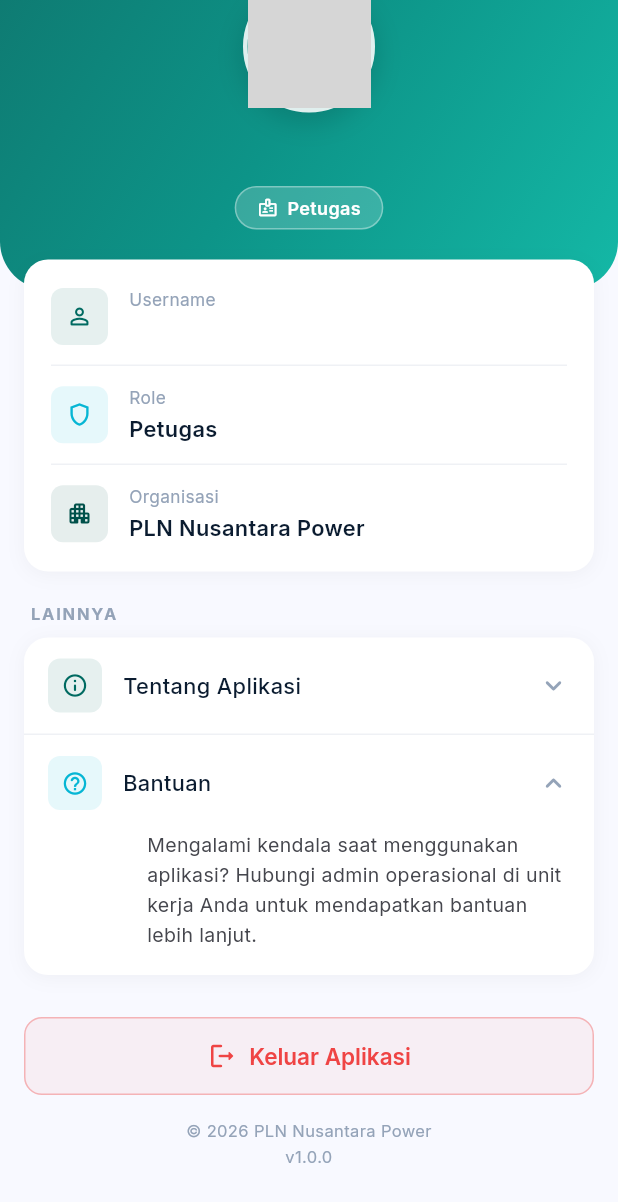
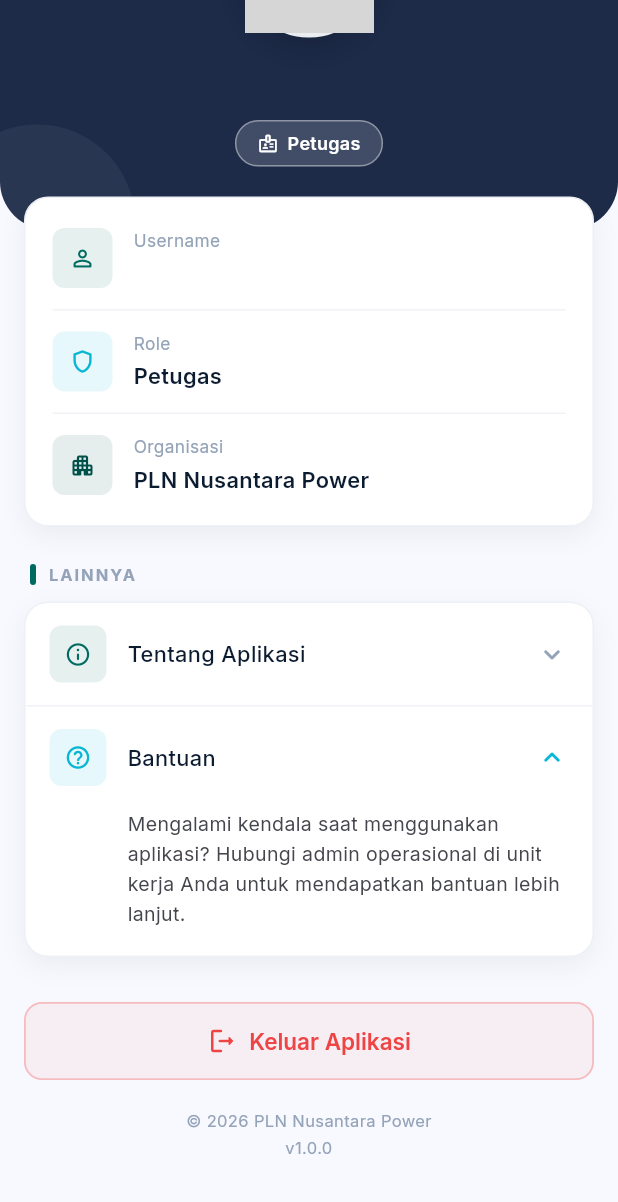
Before and after one commit to tuyulcode/operasional_app, a Flutter app: the ProfileScreen screen opened directly, on a phone screen of 412 x 824 dp. Shown: the top 1202 px of the screen. Run offline on Flutter 3.47's test engine with Material 3 defaults, Android fonts, the phone set to English and light mode, and no system bars; our stand-ins replace dio, google_fonts, image_picker, month_picker_dialog, shared_preferences, video_player; accounts and stored records are empty; network calls fail; grey boxes are pictures that could not be loaded.

Commit message:
style: polish tampilan profile screen

```diff
--- a/flutter_app/lib/screens/profile/profile_screen.dart
+++ b/flutter_app/lib/screens/profile/profile_screen.dart
@@ -60,9 +60,39 @@ class _ProfileScreenState extends State<ProfileScreen> {
                 ),
                 child: Container(
                   decoration: const BoxDecoration(
-                    gradient: AppTheme.headerGradient,
+                    color: Color(0xFF1D2B49),
                   ),
-                  padding: const EdgeInsets.fromLTRB(20, 12, 20, 40),
+                  child: Stack(
+                    children: [
+                      // Dekorasi lingkaran halus di background untuk
+                      // memberi kedalaman tanpa ramai.
+                      Positioned(
+                        top: -46,
+                        right: -34,
+                        child: Container(
+                          width: 150,
+                          height: 150,
+                          decoration: BoxDecoration(
+                            shape: BoxShape.circle,
+                            color: Colors.white.withValues(alpha: 0.06),
+                          ),
+                        ),
+                      ),
+                      Positioned(
+                        bottom: -60,
+                        left: -40,
+                        child: Container(
+                          width: 130,
+                          height: 130,
+                          decoration: BoxDecoration(
+                            shape: BoxShape.circle,
+                            color: Colors.white.withValues(alpha: 0.05),
+                          ),
+                        ),
+                      ),
+
+                      Padding(
+                        padding: const EdgeInsets.fromLTRB(20, 12, 20, 42),
                         child: Column(
                           children: [
                             // Top row
@@ -74,8 +104,15 @@ class _ProfileScreenState extends State<ProfileScreen> {
                                     width: 36,
                                     height: 36,
                                     decoration: BoxDecoration(
-                                color: Colors.white.withValues(alpha: 0.18),
-                                borderRadius: BorderRadius.circular(10),
+                                      color: Colors.white.withValues(
+                                        alpha: 0.16,
+                                      ),
+                                      borderRadius: BorderRadius.circular(11),
+                                      border: Border.all(
+                                        color: Colors.white.withValues(
+                                          alpha: 0.14,
+                                        ),
+                                      ),
                                     ),
                                     child: const Icon(
                                       Icons.arrow_back_rounded,
@@ -91,35 +128,43 @@ class _ProfileScreenState extends State<ProfileScreen> {
                                     style: GoogleFonts.inter(
                                       fontSize: 12,
                                       fontWeight: FontWeight.w700,
-                                letterSpacing: 2,
-                                color: Colors.white.withValues(alpha: 0.9),
+                                      letterSpacing: 2.4,
+                                      color: Colors.white.withValues(
+                                        alpha: 0.92,
+                                      ),
                                     ),
                                   ),
                                 ),
                                 const SizedBox(width: 36),
                               ],
                             ),
-                      const SizedBox(height: 20),
+                            const SizedBox(height: 22),
 
                             // Avatar
                             Stack(
                               clipBehavior: Clip.none,
                               children: [
                                 Container(
-                            width: 88,
-                            height: 88,
+                                  width: 92,
+                                  height: 92,
                                   decoration: BoxDecoration(
-                              color: Colors.white.withValues(alpha: 0.15),
+                                    color: Colors.white.withValues(
+                                      alpha: 0.15,
+                                    ),
                                     shape: BoxShape.circle,
                                     border: Border.all(
-                                color: Colors.white.withValues(alpha: 0.85),
+                                      color: Colors.white.withValues(
+                                        alpha: 0.9,
+                                      ),
                                       width: 3,
                                     ),
                                     boxShadow: [
                                       BoxShadow(
-                                  color: Colors.black.withValues(alpha: 0.15),
-                                  blurRadius: 16,
-                                  offset: const Offset(0, 6),
+                                        color: Colors.black.withValues(
+                                          alpha: 0.18,
+                                        ),
+                                        blurRadius: 20,
+                                        offset: const Offset(0, 8),
                                       ),
                                     ],
                                   ),
@@ -132,34 +177,35 @@ class _ProfileScreenState extends State<ProfileScreen> {
                                         )
                                       : const Icon(
                                           Icons.person_rounded,
-                                    size: 44,
+                                          size: 46,
                                           color: Colors.white,
                                         ),
                                 ),
                               ],
                             ),
-                      const SizedBox(height: 14),
+                            const SizedBox(height: 16),
                             Text(
                               user?.username ?? '-',
                               style: GoogleFonts.inter(
-                          fontSize: 20,
+                                fontSize: 21,
                                 fontWeight: FontWeight.w700,
                                 color: Colors.white,
+                                letterSpacing: -0.2,
                               ),
                             ),
-                      const SizedBox(height: 6),
+                            const SizedBox(height: 8),
                             Container(
                               padding: const EdgeInsets.symmetric(
                                 horizontal: 14,
-                          vertical: 5,
+                                vertical: 6,
                               ),
                               decoration: BoxDecoration(
-                          color: Colors.white.withValues(alpha: 0.18),
+                                color: Colors.white.withValues(alpha: 0.16),
                                 borderRadius: BorderRadius.circular(
                                   AppTheme.radiusFull,
                                 ),
                                 border: Border.all(
-                            color: Colors.white.withValues(alpha: 0.35),
+                                  color: Colors.white.withValues(alpha: 0.4),
                                 ),
                               ),
                               child: Row(
@@ -179,6 +225,10 @@ class _ProfileScreenState extends State<ProfileScreen> {
                                       fontSize: 12,
                                       fontWeight: FontWeight.w600,
                                       color: Colors.white,
+                                      letterSpacing: 0.2,
+                                    ),
+                                  ),
+                                ],
                               ),
                             ),
                           ],
@@ -191,9 +241,9 @@ class _ProfileScreenState extends State<ProfileScreen> {
 
               // ── Body ──
               Transform.translate(
-                offset: const Offset(0, -20),
+                offset: const Offset(0, -22),
                 child: Padding(
-                  padding: const EdgeInsets.fromLTRB(16, 0, 16, 24),
+                  padding: const EdgeInsets.fromLTRB(16, 0, 16, 28),
                   child: Column(
                     crossAxisAlignment: CrossAxisAlignment.stretch,
                     children: [
@@ -208,7 +258,16 @@ class _ProfileScreenState extends State<ProfileScreen> {
                           borderRadius: BorderRadius.circular(
                             AppTheme.radiusLg,
                           ),
-                          boxShadow: AppTheme.cardShadow,
+                          border: Border.all(
+                            color: const Color(0xFFEDF0F5),
+                          ),
+                          boxShadow: [
+                            BoxShadow(
+                              color: Colors.black.withValues(alpha: 0.05),
+                              blurRadius: 14,
+                              offset: const Offset(0, 6),
+                            ),
+                          ],
                         ),
                         child: Column(
                           children: [
@@ -218,14 +277,20 @@ class _ProfileScreenState extends State<ProfileScreen> {
                               user?.username ?? '-',
                               AppTheme.primary,
                             ),
-                            const Divider(height: 1),
+                            Divider(
+                              height: 1,
+                              color: const Color(0xFFF0F2F6),
+                            ),
                             _infoRow(
                               Icons.shield_outlined,
                               'Role',
                               isAdmin ? 'Administrator' : 'Petugas',
                               AppTheme.accent,
                             ),
-                            const Divider(height: 1),
+                            Divider(
+                              height: 1,
+                              color: const Color(0xFFF0F2F6),
+                            ),
                             _infoRow(
                               Icons.apartment_rounded,
                               'Organisasi',
@@ -235,18 +300,31 @@ class _ProfileScreenState extends State<ProfileScreen> {
                           ],
                         ),
                       ),
-                      const SizedBox(height: 20),
+                      const SizedBox(height: 24),
 
                       Padding(
-                        padding: const EdgeInsets.only(left: 4, bottom: 8),
-                        child: Text(
+                        padding: const EdgeInsets.only(left: 4, bottom: 10),
+                        child: Row(
+                          children: [
+                            Container(
+                              width: 4,
+                              height: 14,
+                              decoration: BoxDecoration(
+                                color: AppTheme.primary,
+                                borderRadius: BorderRadius.circular(2),
+                              ),
+                            ),
+                            const SizedBox(width: 8),
+                            Text(
                               'LAINNYA',
                               style: GoogleFonts.inter(
                                 fontSize: 11,
                                 fontWeight: FontWeight.w700,
-                            letterSpacing: 1.2,
+                                letterSpacing: 1.3,
                                 color: AppTheme.textMuted,
                               ),
+                            ),
+                          ],
                         ),
                       ),
 
@@ -257,7 +335,16 @@ class _ProfileScreenState extends State<ProfileScreen> {
                           borderRadius: BorderRadius.circular(
                             AppTheme.radiusLg,
                           ),
-                          boxShadow: AppTheme.cardShadow,
+                          border: Border.all(
+                            color: const Color(0xFFEDF0F5),
+                          ),
+                          boxShadow: [
+                            BoxShadow(
+                              color: Colors.black.withValues(alpha: 0.05),
+                              blurRadius: 14,
+                              offset: const Offset(0, 6),
+                            ),
+                          ],
                         ),
                         child: ClipRRect(
                           borderRadius: BorderRadius.circular(
@@ -272,7 +359,10 @@ class _ProfileScreenState extends State<ProfileScreen> {
                                 content:
                                     'Tagihan Air Mobile adalah aplikasi untuk pencatatan dan monitoring tagihan air PLN Nusantara Power.\n\nVersi 1.0.0',
                               ),
-                              const Divider(height: 1),
+                              Divider(
+                                height: 1,
+                                color: const Color(0xFFF0F2F6),
+                              ),
                               _ExpandableTile(
                                 key: _bantuanKey,
                                 icon: Icons.help_outline_rounded,
@@ -286,7 +376,7 @@ class _ProfileScreenState extends State<ProfileScreen> {
                           ),
                         ),
                       ),
-                      const SizedBox(height: 28),
+                      const SizedBox(height: 30),
 
                       // Logout
                       SizedBox(
@@ -311,7 +401,8 @@ class _ProfileScreenState extends State<ProfileScreen> {
                               alpha: 0.06,
                             ),
                             side: BorderSide(
-                              color: AppTheme.error.withValues(alpha: 0.35),
+                              color: AppTheme.error.withValues(alpha: 0.3),
+                              width: 1.2,
                             ),
                             shape: RoundedRectangleBorder(
                               borderRadius: BorderRadius.circular(
@@ -321,13 +412,13 @@ class _ProfileScreenState extends State<ProfileScreen> {
                           ),
                         ),
                       ),
-                      const SizedBox(height: 16),
+                      const SizedBox(height: 18),
                       Text(
                         '© ${DateTime.now().year} PLN Nusantara Power\nv1.0.0',
                         style: GoogleFonts.inter(
                           fontSize: 11,
                           color: AppTheme.textMuted,
-                          height: 1.5,
+                          height: 1.6,
                         ),
                         textAlign: TextAlign.center,
                       ),
@@ -344,12 +435,12 @@ class _ProfileScreenState extends State<ProfileScreen> {
 
   Widget _infoRow(IconData icon, String label, String value, Color accent) {
     return Padding(
-      padding: const EdgeInsets.symmetric(vertical: 13),
+      padding: const EdgeInsets.symmetric(vertical: 14),
       child: Row(
         children: [
           Container(
-            width: 38,
-            height: 38,
+            width: 40,
+            height: 40,
             decoration: BoxDecoration(
               color: accent.withValues(alpha: 0.1),
               borderRadius: BorderRadius.circular(AppTheme.radiusSm),
@@ -368,7 +459,7 @@ class _ProfileScreenState extends State<ProfileScreen> {
                     color: AppTheme.textMuted,
                   ),
                 ),
-                const SizedBox(height: 2),
+                const SizedBox(height: 3),
                 Text(
                   value,
                   style: GoogleFonts.inter(
@@ -543,14 +634,16 @@ class _ExpandableTileState extends State<_ExpandableTile> {
         Material(
           color: Colors.transparent,
           child: InkWell(
+            splashColor: widget.accent.withValues(alpha: 0.08),
+            highlightColor: widget.accent.withValues(alpha: 0.04),
             onTap: () => setState(() => _expanded = !_expanded),
             child: Padding(
-              padding: const EdgeInsets.symmetric(horizontal: 16, vertical: 14),
+              padding: const EdgeInsets.symmetric(horizontal: 16, vertical: 15),
               child: Row(
                 children: [
                   Container(
-                    width: 36,
-                    height: 36,
+                    width: 38,
+                    height: 38,
                     decoration: BoxDecoration(
                       color: widget.accent.withValues(alpha: 0.1),
                       borderRadius: BorderRadius.circular(AppTheme.radiusSm),
@@ -571,9 +664,9 @@ class _ExpandableTileState extends State<_ExpandableTile> {
                   AnimatedRotation(
                     turns: _expanded ? 0.5 : 0,
                     duration: const Duration(milliseconds: 200),
-                    child: const Icon(
+                    child: Icon(
                       Icons.keyboard_arrow_down_rounded,
-                      color: AppTheme.textMuted,
+                      color: _expanded ? widget.accent : AppTheme.textMuted,
                       size: 22,
                     ),
                   ),
@@ -590,14 +683,14 @@ class _ExpandableTileState extends State<_ExpandableTile> {
               ? const SizedBox(width: double.infinity)
               : Container(
                   width: double.infinity,
-                  padding: const EdgeInsets.fromLTRB(16, 0, 16, 16),
+                  padding: const EdgeInsets.fromLTRB(16, 0, 16, 18),
                   child: Padding(
-                    padding: const EdgeInsets.only(left: 66),
+                    padding: const EdgeInsets.only(left: 52),
                     child: Text(
                       widget.content,
                       style: GoogleFonts.inter(
                         fontSize: 13,
-                        height: 1.5,
+                        height: 1.55,
                         color: AppTheme.textSecondary,
                       ),
                     ),
```
Lines whose indentation alone changed are shown as unchanged.
